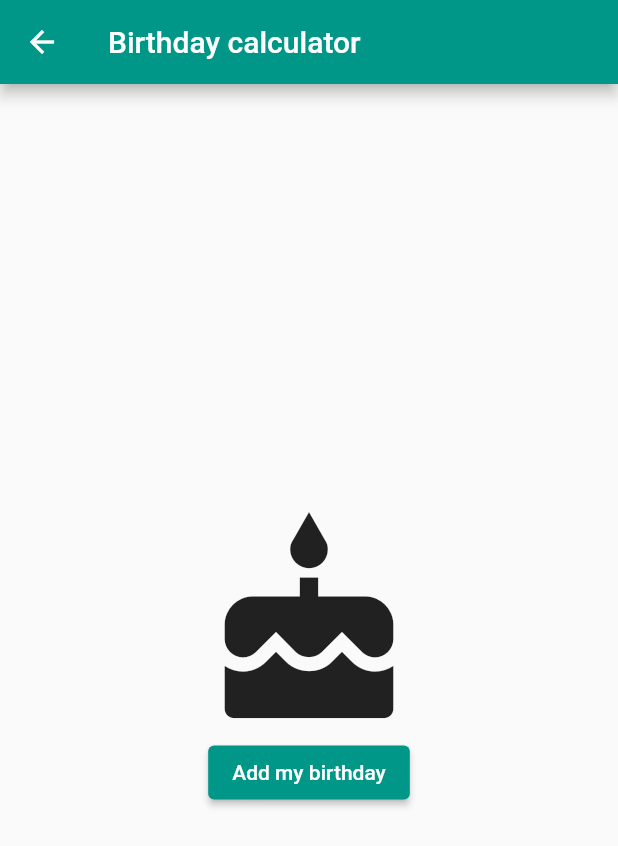
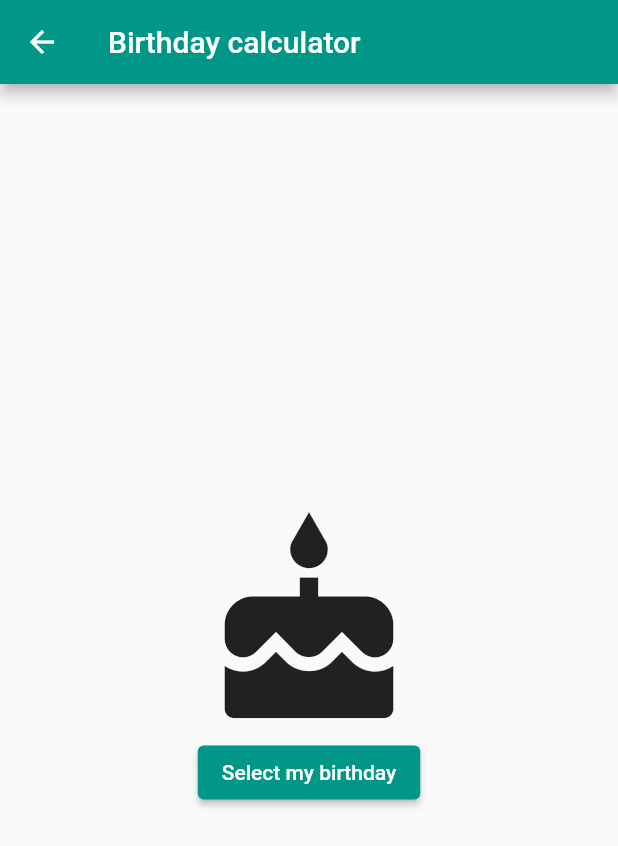
Before and after one commit to J4ckyLIM/Flutter_convertor, a Flutter app: the BirthdayCalculator screen opened directly, on a phone screen of 412 x 824 dp. Shown: the top 846 px of the screen. Run offline on Flutter 3.47's test engine with Material 2 defaults, Android fonts, the phone set to English and light mode, and no system bars; our stand-ins replace audioplayers; missing offline and left inert: dart:ffi.

Commit message:
Feat: fix

```diff
--- a/convertor/lib/screens/birthday_calculator.dart
+++ b/convertor/lib/screens/birthday_calculator.dart
@@ -1,5 +1,6 @@
 import 'package:convertor/models/birthday.dart';
 import 'package:flutter/material.dart';
+import 'package:intl/intl.dart';
 
 class BirthdayCalculator extends StatefulWidget {
   BirthdayCalculator({Key key, this.title}) : super(key: key);
@@ -78,7 +79,8 @@ class _BirthdayCalculatorState extends State<BirthdayCalculator> {
                   alignment: Alignment.center,
                   child: ElevatedButton(
                     onPressed: () => _selectDate(context),
-                    child: Text('Add my birthday'),
+                    child: Text(
+                        '${myBirthday != null ? DateFormat('yyyy-MM-dd').format(myBirthday.dateBirthday) : "Select my birthday"}'),
                   ),
                 )
               ],
```
